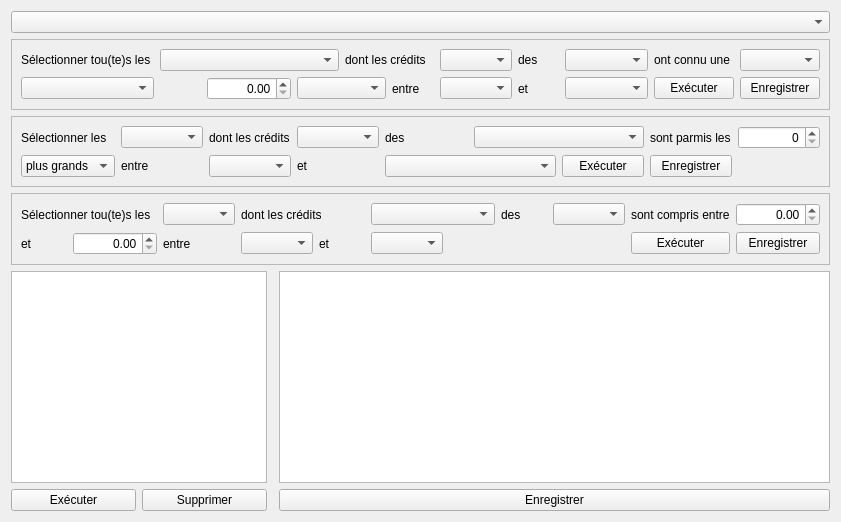
Before: the Qt Designer form formqueries.ui in GiPiLab/ProtonClassicSuite, drawn with Qt 5.
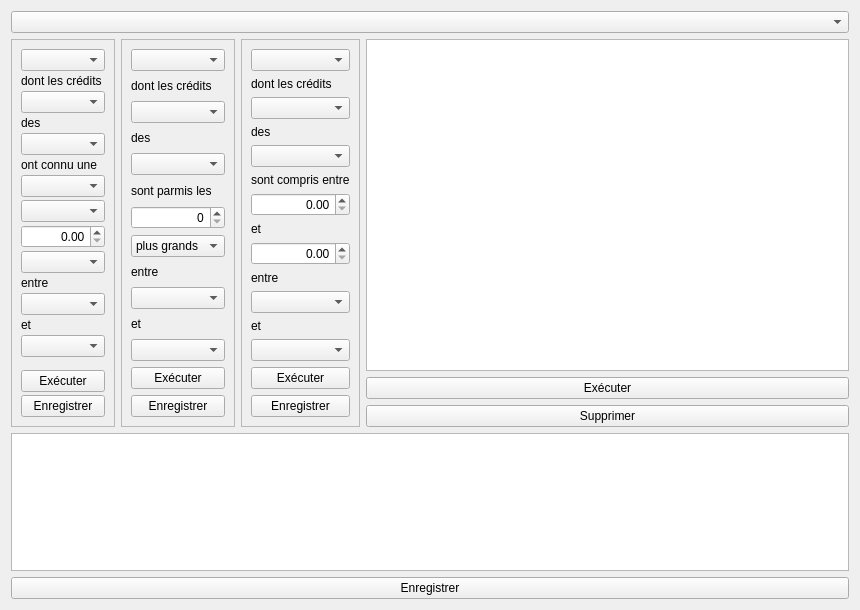
After: the same form once the commit is applied.

Commit message: Updated query layout

Patch:
```diff
--- a/formqueries.ui
+++ b/formqueries.ui
@@ -6,131 +6,22 @@
    <rect>
     <x>0</x>
     <y>0</y>
-    <width>841</width>
-    <height>522</height>
+    <width>860</width>
+    <height>610</height>
    </rect>
   </property>
   <property name="windowTitle">
    <string>Form</string>
   </property>
-  <layout class="QGridLayout" name="gridLayout_4">
-   <item row="4" column="3">
-    <widget class="QTextBrowser" name="textBrowser"/>
+  <layout class="QVBoxLayout" name="verticalLayout_5">
+   <item>
+    <widget class="QComboBox" name="comboBoxListAudits"/>
    </item>
-   <item row="3" column="0" colspan="4">
-    <widget class="QFrame" name="frame_3">
-     <property name="frameShape">
-      <enum>QFrame::StyledPanel</enum>
-     </property>
-     <property name="frameShadow">
-      <enum>QFrame::Raised</enum>
-     </property>
-     <layout class="QGridLayout" name="gridLayout_3">
-      <item row="1" column="0">
-       <widget class="QLabel" name="label_19">
-        <property name="text">
-         <string>et</string>
-        </property>
-       </widget>
-      </item>
-      <item row="1" column="10">
-       <widget class="QPushButton" name="pushButtonSaveReq3">
-        <property name="text">
-         <string>Enregistrer</string>
-        </property>
-       </widget>
-      </item>
-      <item row="0" column="2">
-       <widget class="QComboBox" name="comboBoxTypes_3"/>
-      </item>
-      <item row="0" column="8">
-       <widget class="QComboBox" name="comboBoxDFRFDIRI_3"/>
-      </item>
-      <item row="0" column="9">
-       <widget class="QLabel" name="label_18">
-        <property name="text">
-         <string>sont compris entre</string>
-        </property>
-       </widget>
-      </item>
-      <item row="1" column="5">
-       <widget class="QComboBox" name="comboBoxYear2_3"/>
-      </item>
-      <item row="1" column="3">
-       <widget class="QComboBox" name="comboBoxYear1_3"/>
-      </item>
-      <item row="1" column="4">
-       <widget class="QLabel" name="label_17">
-        <property name="text">
-         <string>et</string>
-        </property>
-       </widget>
-      </item>
-      <item row="1" column="2">
-       <widget class="QLabel" name="label_20">
-        <property name="text">
-         <string>entre</string>
-        </property>
-       </widget>
-      </item>
-      <item row="0" column="7">
-       <widget class="QLabel" name="label_15">
-        <property name="text">
-         <string>des</string>
-        </property>
-       </widget>
-      </item>
-      <item row="0" column="5" colspan="2">
-       <widget class="QComboBox" name="comboBoxORED_3"/>
-      </item>
-      <item row="0" column="3" colspan="2">
-       <widget class="QLabel" name="label_16">
-        <property name="text">
-         <string>dont les crédits</string>
-        </property>
-       </widget>
-      </item>
-      <item row="1" column="9">
-       <widget class="QPushButton" name="pushButtonExecReq3">
-        <property name="text">
-         <string>Exécuter</string>
-        </property>
-       </widget>
-      </item>
-      <item row="0" column="0" colspan="2">
-       <widget class="QLabel" name="label_14">
-        <property name="text">
-         <string>Sélectionner tou(te)s les </string>
-        </property>
-       </widget>
-      </item>
-      <item row="0" column="10">
-       <widget class="QDoubleSpinBox" name="doubleSpinBox_2">
-        <property name="alignment">
-         <set>Qt::AlignRight|Qt::AlignTrailing|Qt::AlignVCenter</set>
-        </property>
-        <property name="maximum">
-         <double>1000000000.000000000000000</double>
-        </property>
-       </widget>
-      </item>
-      <item row="1" column="1">
-       <widget class="QDoubleSpinBox" name="doubleSpinBox_3">
-        <property name="alignment">
-         <set>Qt::AlignRight|Qt::AlignTrailing|Qt::AlignVCenter</set>
-        </property>
-        <property name="maximum">
-         <double>1000000000.000000000000000</double>
-        </property>
-       </widget>
-      </item>
-     </layout>
-    </widget>
-   </item>
-   <item row="4" column="0" colspan="2">
-    <widget class="QListWidget" name="listWidget"/>
-   </item>
-   <item row="1" column="0" colspan="4">
+   <item>
+    <layout class="QHBoxLayout" name="horizontalLayout_2">
+     <item>
+      <layout class="QHBoxLayout" name="horizontalLayout">
+       <item>
     <widget class="QFrame" name="frame">
      <property name="sizePolicy">
       <sizepolicy hsizetype="Preferred" vsizetype="Maximum">
@@ -144,101 +35,110 @@
      <property name="frameShadow">
       <enum>QFrame::Raised</enum>
      </property>
-     <layout class="QGridLayout" name="gridLayout">
-      <item row="0" column="10">
+         <layout class="QVBoxLayout" name="verticalLayout">
+          <property name="spacing">
+           <number>3</number>
+          </property>
+          <item>
+           <widget class="QComboBox" name="comboBoxTypes"/>
+          </item>
+          <item>
+           <widget class="QLabel" name="label_2">
+            <property name="text">
+             <string>dont les crédits</string>
+            </property>
+           </widget>
+          </item>
+          <item>
+           <widget class="QComboBox" name="comboBoxORED"/>
+          </item>
+          <item>
+           <widget class="QLabel" name="label_3">
+            <property name="text">
+             <string>des</string>
+            </property>
+           </widget>
+          </item>
+          <item>
+           <widget class="QComboBox" name="comboBoxDFRFDIRI"/>
+          </item>
+          <item>
        <widget class="QLabel" name="label_4">
         <property name="text">
          <string>ont connu une</string>
         </property>
        </widget>
       </item>
-      <item row="1" column="10">
-       <widget class="QPushButton" name="pushButtonExecReq1">
-        <property name="text">
-         <string>Exécuter</string>
-        </property>
-       </widget>
-      </item>
-      <item row="1" column="5">
-       <widget class="QLabel" name="label_6">
-        <property name="text">
-         <string>entre</string>
-        </property>
-       </widget>
-      </item>
-      <item row="1" column="7">
-       <widget class="QLabel" name="label_7">
-        <property name="text">
-         <string>et</string>
-        </property>
-       </widget>
-      </item>
-      <item row="0" column="0">
-       <widget class="QLabel" name="label">
-        <property name="text">
-         <string>Sélectionner tou(te)s les </string>
-        </property>
-       </widget>
-      </item>
-      <item row="0" column="6">
-       <widget class="QComboBox" name="comboBoxORED"/>
-      </item>
-      <item row="0" column="11">
+          <item>
        <widget class="QComboBox" name="comboBoxAugDim"/>
       </item>
-      <item row="0" column="4" colspan="2">
-       <widget class="QLabel" name="label_2">
-        <property name="text">
-         <string>dont les crédits</string>
+          <item>
+           <widget class="QComboBox" name="comboBoxOperator"/>
+          </item>
+          <item>
+           <widget class="QDoubleSpinBox" name="doubleSpinBox">
+            <property name="alignment">
+             <set>Qt::AlignRight|Qt::AlignTrailing|Qt::AlignVCenter</set>
+            </property>
+            <property name="maximum">
+             <double>1000000000.000000000000000</double>
         </property>
        </widget>
       </item>
-      <item row="0" column="1" colspan="3">
-       <widget class="QComboBox" name="comboBoxTypes"/>
-      </item>
-      <item row="1" column="3" colspan="2">
+          <item>
        <widget class="QComboBox" name="comboBoxPercentEuro"/>
       </item>
-      <item row="0" column="7">
-       <widget class="QLabel" name="label_3">
+          <item>
+           <widget class="QLabel" name="label_6">
         <property name="text">
-         <string>des</string>
+             <string>entre</string>
         </property>
        </widget>
       </item>
-      <item row="1" column="8" colspan="2">
-       <widget class="QComboBox" name="comboBoxYear2"/>
-      </item>
-      <item row="1" column="6">
+          <item>
        <widget class="QComboBox" name="comboBoxYear1"/>
       </item>
-      <item row="0" column="8" colspan="2">
-       <widget class="QComboBox" name="comboBoxDFRFDIRI"/>
-      </item>
-      <item row="1" column="11">
+          <item>
+           <widget class="QLabel" name="label_7">
+            <property name="text">
+             <string>et</string>
+            </property>
+           </widget>
+          </item>
+          <item>
+           <widget class="QComboBox" name="comboBoxYear2"/>
+          </item>
+          <item>
+           <spacer name="verticalSpacer">
+            <property name="orientation">
+             <enum>Qt::Vertical</enum>
+            </property>
+            <property name="sizeHint" stdset="0">
+             <size>
+              <width>20</width>
+              <height>40</height>
+             </size>
+            </property>
+           </spacer>
+          </item>
+          <item>
+           <widget class="QPushButton" name="pushButtonExecReq1">
+            <property name="text">
+             <string>Exécuter</string>
+            </property>
+           </widget>
+          </item>
+          <item>
        <widget class="QPushButton" name="pushButtonSaveReq1">
         <property name="text">
          <string>Enregistrer</string>
         </property>
        </widget>
       </item>
-      <item row="1" column="2">
-       <widget class="QDoubleSpinBox" name="doubleSpinBox">
-        <property name="alignment">
-         <set>Qt::AlignRight|Qt::AlignTrailing|Qt::AlignVCenter</set>
-        </property>
-        <property name="maximum">
-         <double>1000000000.000000000000000</double>
-        </property>
-       </widget>
-      </item>
-      <item row="1" column="0">
-       <widget class="QComboBox" name="comboBoxOperator"/>
-      </item>
      </layout>
     </widget>
    </item>
-   <item row="2" column="0" colspan="4">
+       <item>
     <widget class="QFrame" name="frame_2">
      <property name="frameShape">
       <enum>QFrame::StyledPanel</enum>
@@ -246,52 +146,45 @@
      <property name="frameShadow">
       <enum>QFrame::Raised</enum>
      </property>
-     <layout class="QGridLayout" name="gridLayout_2">
-      <item row="0" column="0">
-       <widget class="QLabel" name="label_8">
-        <property name="text">
-         <string>Sélectionner les </string>
-        </property>
-       </widget>
-      </item>
-      <item row="0" column="1">
+         <layout class="QVBoxLayout" name="verticalLayout_2">
+          <item>
        <widget class="QComboBox" name="comboBoxTypes_2"/>
       </item>
-      <item row="0" column="2">
+          <item>
        <widget class="QLabel" name="label_9">
         <property name="text">
          <string>dont les crédits</string>
         </property>
        </widget>
       </item>
-      <item row="0" column="3">
+          <item>
        <widget class="QComboBox" name="comboBoxORED_2"/>
       </item>
-      <item row="0" column="4">
+          <item>
        <widget class="QLabel" name="label_10">
         <property name="text">
          <string>des</string>
         </property>
        </widget>
       </item>
-      <item row="0" column="5" colspan="2">
+          <item>
        <widget class="QComboBox" name="comboBoxDFRFDIRI_2"/>
       </item>
-      <item row="0" column="7">
+          <item>
        <widget class="QLabel" name="label_11">
         <property name="text">
          <string>sont parmis les</string>
         </property>
        </widget>
       </item>
-      <item row="0" column="8">
+          <item>
        <widget class="QSpinBox" name="spinBox">
         <property name="alignment">
          <set>Qt::AlignRight|Qt::AlignTrailing|Qt::AlignVCenter</set>
         </property>
        </widget>
       </item>
-      <item row="1" column="0">
+          <item>
        <widget class="QComboBox" name="comboBoxBiggerSmaller">
         <item>
          <property name="text">
@@ -305,34 +198,34 @@
         </item>
        </widget>
       </item>
-      <item row="1" column="1">
+          <item>
        <widget class="QLabel" name="label_12">
         <property name="text">
          <string>entre</string>
         </property>
        </widget>
       </item>
-      <item row="1" column="2">
+          <item>
        <widget class="QComboBox" name="comboBoxYear1_2"/>
       </item>
-      <item row="1" column="3">
+          <item>
        <widget class="QLabel" name="label_13">
         <property name="text">
          <string>et</string>
         </property>
        </widget>
       </item>
-      <item row="1" column="4" colspan="2">
+          <item>
        <widget class="QComboBox" name="comboBoxYear2_2"/>
       </item>
-      <item row="1" column="6">
+          <item>
        <widget class="QPushButton" name="pushButtonExecReq2">
         <property name="text">
          <string>Exécuter</string>
         </property>
        </widget>
       </item>
-      <item row="1" column="7">
+          <item>
        <widget class="QPushButton" name="pushButtonSaveReq2">
         <property name="text">
          <string>Enregistrer</string>
@@ -342,29 +235,157 @@
      </layout>
     </widget>
    </item>
-   <item row="5" column="0">
+       <item>
+        <widget class="QFrame" name="frame_3">
+         <property name="frameShape">
+          <enum>QFrame::StyledPanel</enum>
+         </property>
+         <property name="frameShadow">
+          <enum>QFrame::Raised</enum>
+         </property>
+         <layout class="QVBoxLayout" name="verticalLayout_3">
+          <item>
+           <widget class="QComboBox" name="comboBoxTypes_3"/>
+          </item>
+          <item>
+           <widget class="QLabel" name="label_16">
+            <property name="text">
+             <string>dont les crédits</string>
+            </property>
+           </widget>
+          </item>
+          <item>
+           <widget class="QComboBox" name="comboBoxORED_3"/>
+          </item>
+          <item>
+           <widget class="QLabel" name="label_15">
+            <property name="text">
+             <string>des</string>
+            </property>
+           </widget>
+          </item>
+          <item>
+           <widget class="QComboBox" name="comboBoxDFRFDIRI_3"/>
+          </item>
+          <item>
+           <widget class="QLabel" name="label_18">
+            <property name="text">
+             <string>sont compris entre</string>
+            </property>
+           </widget>
+          </item>
+          <item>
+           <widget class="QDoubleSpinBox" name="doubleSpinBox_2">
+            <property name="alignment">
+             <set>Qt::AlignRight|Qt::AlignTrailing|Qt::AlignVCenter</set>
+            </property>
+            <property name="maximum">
+             <double>1000000000.000000000000000</double>
+            </property>
+           </widget>
+          </item>
+          <item>
+           <widget class="QLabel" name="label_19">
+            <property name="text">
+             <string>et</string>
+            </property>
+           </widget>
+          </item>
+          <item>
+           <widget class="QDoubleSpinBox" name="doubleSpinBox_3">
+            <property name="alignment">
+             <set>Qt::AlignRight|Qt::AlignTrailing|Qt::AlignVCenter</set>
+            </property>
+            <property name="maximum">
+             <double>1000000000.000000000000000</double>
+            </property>
+           </widget>
+          </item>
+          <item>
+           <widget class="QLabel" name="label_20">
+            <property name="text">
+             <string>entre</string>
+            </property>
+           </widget>
+          </item>
+          <item>
+           <widget class="QComboBox" name="comboBoxYear1_3"/>
+          </item>
+          <item>
+           <widget class="QLabel" name="label_17">
+            <property name="text">
+             <string>et</string>
+            </property>
+           </widget>
+          </item>
+          <item>
+           <widget class="QComboBox" name="comboBoxYear2_3"/>
+          </item>
+          <item>
+           <widget class="QPushButton" name="pushButtonExecReq3">
+            <property name="text">
+             <string>Exécuter</string>
+            </property>
+           </widget>
+          </item>
+          <item>
+           <widget class="QPushButton" name="pushButtonSaveReq3">
+            <property name="text">
+             <string>Enregistrer</string>
+            </property>
+           </widget>
+          </item>
+         </layout>
+        </widget>
+       </item>
+      </layout>
+     </item>
+     <item>
+      <layout class="QGridLayout" name="gridLayout">
+       <item row="1" column="1">
     <widget class="QPushButton" name="pushButtonExecFromList">
      <property name="text">
       <string>Exécuter</string>
      </property>
     </widget>
    </item>
-   <item row="5" column="1">
-    <widget class="QPushButton" name="pushButton">
+       <item row="2" column="1">
+        <widget class="QPushButton" name="pushButtonDelete">
      <property name="text">
       <string>Supprimer</string>
      </property>
     </widget>
    </item>
-   <item row="5" column="3">
+       <item row="0" column="1">
+        <widget class="QListView" name="listView">
+         <property name="editTriggers">
+          <set>QAbstractItemView::NoEditTriggers</set>
+         </property>
+         <property name="showDropIndicator" stdset="0">
+          <bool>false</bool>
+         </property>
+         <property name="selectionMode">
+          <enum>QAbstractItemView::ExtendedSelection</enum>
+         </property>
+        </widget>
+       </item>
+      </layout>
+     </item>
+    </layout>
+   </item>
+   <item>
+    <layout class="QVBoxLayout" name="verticalLayout_4">
+     <item>
+      <widget class="QTextBrowser" name="textBrowser"/>
+     </item>
+     <item>
     <widget class="QPushButton" name="pushButtonSave">
      <property name="text">
       <string>Enregistrer</string>
      </property>
     </widget>
    </item>
-   <item row="0" column="0" colspan="4">
-    <widget class="QComboBox" name="comboBoxListAudits"/>
+    </layout>
    </item>
   </layout>
  </widget>
```
Left out of the diff: 13 changed lines with no effect on the pictures. Lines whose indentation alone changed are shown as unchanged. The commit also changes 10 other files.
